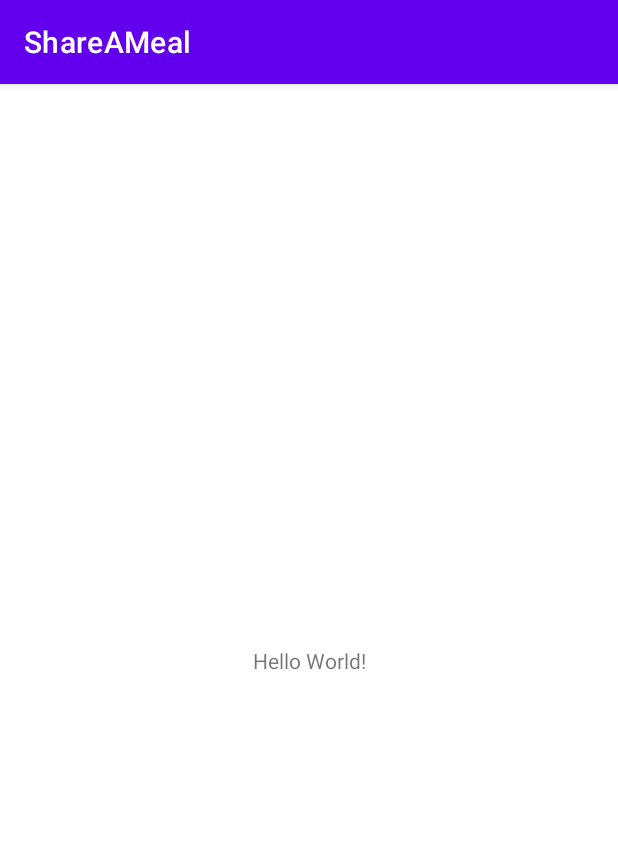
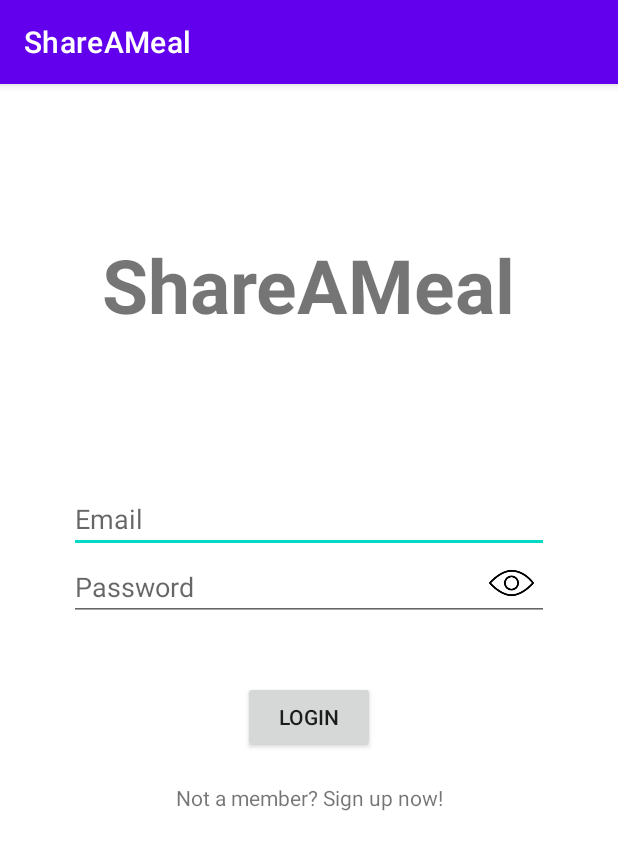
Before and after one commit to honganhcs/ShareAMeal, an Android app: the screen it shows after launch (MainActivity before the commit, LoginActivity after it), on a phone screen of 412 x 824 dp. Shown: the top 850 px of the screen. Run offline under Robolectric (Android 15) with nearby library versions, the phone set to English and light mode, and no system bars; our stand-ins replace Firebase (no records; nobody signed in at launch, a user with empty details on screens opened directly).

Commit message:
Implemented user authentication system (Login, Sign Up) - Mainly backend features

```diff
--- a/ShareAMeal/app/src/main/AndroidManifest.xml
+++ b/ShareAMeal/app/src/main/AndroidManifest.xml
@@ -11,6 +11,8 @@
         android:roundIcon="@mipmap/ic_launcher_round"
         android:supportsRtl="true"
         android:theme="@style/Theme.ShareAMeal">
+        <activity android:name=".SignupActivity"></activity>
+        <activity android:name=".LoginActivity" />
         <activity android:name=".MainActivity">
             <intent-filter>
                 <action android:name="android.intent.action.MAIN" />
--- /dev/null
+++ b/ShareAMeal/app/src/main/java/com/example/shareameal/LoginActivity.java
@@ -0,0 +1,103 @@
+package com.example.shareameal;
+
+import androidx.annotation.NonNull;
+import androidx.appcompat.app.AppCompatActivity;
+
+import android.content.Intent;
+import android.os.Bundle;
+import android.text.TextUtils;
+import android.text.method.PasswordTransformationMethod;
+import android.view.View;
+import android.widget.Button;
+import android.widget.EditText;
+import android.widget.ImageView;
+import android.widget.TextView;
+import android.widget.Toast;
+
+import com.google.android.gms.tasks.OnCompleteListener;
+import com.google.android.gms.tasks.Task;
+import com.google.firebase.auth.AuthResult;
+import com.google.firebase.auth.FirebaseAuth;
+
+public class LoginActivity extends AppCompatActivity {
+
+    private TextView mTextViewSignup;
+    private EditText mEditTextEmail;
+    private EditText mEditTextPw;
+    private Button mBtnLogin;
+    private ImageView mShowPassword;
+
+    private boolean isPasswordVisible;
+
+    private FirebaseAuth auth;
+
+    @Override
+    protected void onCreate(Bundle savedInstanceState) {
+        super.onCreate(savedInstanceState);
+        setContentView(R.layout.activity_login);
+
+        auth = FirebaseAuth.getInstance();
+
+        // Initialise widgets
+        mEditTextEmail = findViewById(R.id.emailEdt);
+        mEditTextPw = findViewById(R.id.passwordEdt);
+        mBtnLogin = findViewById(R.id.loginBtn);
+        mTextViewSignup = findViewById(R.id.signup);
+        mShowPassword = findViewById(R.id.changePwVisibility);
+
+        mTextViewSignup.setOnClickListener(new View.OnClickListener() {
+            @Override
+            public void onClick(View v) {
+                Intent intent = new Intent(LoginActivity.this, SignupActivity.class);
+                startActivity(intent);
+            }
+        });
+
+        mBtnLogin.setOnClickListener(new View.OnClickListener() {
+            @Override
+            public void onClick(View v) {
+                String email = mEditTextEmail.getText().toString().trim();
+                String password = mEditTextPw.getText().toString().trim();
+
+                // Check if email/password is empty
+                if (TextUtils.isEmpty(email)) {
+                    Toast.makeText(LoginActivity.this, "Enter Email Address", Toast.LENGTH_SHORT).show();
+                } else if (TextUtils.isEmpty(password)) {
+                    Toast.makeText(LoginActivity.this, "Enter Password", Toast.LENGTH_SHORT).show();
+                } else {
+                    // Authenticate user
+                    auth.signInWithEmailAndPassword(email, password)
+                            .addOnCompleteListener(LoginActivity.this, new OnCompleteListener<AuthResult>() {
+                                @Override
+                                public void onComplete(@NonNull Task<AuthResult> task) {
+                                    if (!task.isSuccessful()) {
+                                        Toast.makeText(LoginActivity.this, "Authentication Failed", Toast.LENGTH_SHORT).show();
+                                    } else {
+                                        // Signup successful, got to main activity
+                                        startActivity(new Intent(LoginActivity.this, MainActivity.class));
+                                        finish();
+                                    }
+                                }
+                            });
+                }
+            }
+        });
+
+        // To show/hide password field
+        isPasswordVisible = false;
+        mShowPassword.setOnClickListener(new View.OnClickListener() {
+            @Override
+            public void onClick(View v) {
+                if (isPasswordVisible) {
+                    mShowPassword.setImageResource(R.drawable.showpassword);
+                    mEditTextPw.setTransformationMethod(new PasswordTransformationMethod());
+                    isPasswordVisible = false;
+                } else {
+                    mShowPassword.setImageResource(R.drawable.hidepassword);
+                    mEditTextPw.setTransformationMethod(null);
+                    isPasswordVisible = true;
+                }
+            }
+        });
+    }
+}
--- a/ShareAMeal/app/src/main/java/com/example/shareameal/MainActivity.java
+++ b/ShareAMeal/app/src/main/java/com/example/shareameal/MainActivity.java
@@ -2,7 +2,12 @@ package com.example.shareameal;
 
 import androidx.appcompat.app.AppCompatActivity;
 
+import android.content.Intent;
 import android.os.Bundle;
+import android.view.Menu;
+import android.view.MenuItem;
+
+import com.google.firebase.auth.FirebaseAuth;
 
 public class MainActivity extends AppCompatActivity {
 
@@ -10,5 +15,37 @@ public class MainActivity extends AppCompatActivity {
     protected void onCreate(Bundle savedInstanceState) {
         super.onCreate(savedInstanceState);
         setContentView(R.layout.activity_main);
+
+        // Check if user is logged in
+        // If user is not logged in, direct user to login page
+        if (FirebaseAuth.getInstance().getCurrentUser() == null) {
+            Intent intent = new Intent(MainActivity.this, LoginActivity.class);
+            startActivity(intent);
+        }
     }
+
+    @Override
+    public boolean onCreateOptionsMenu(Menu menu) {
+        getMenuInflater().inflate(R.menu.menu_main, menu);
+        return super.onCreateOptionsMenu(menu);
+    }
+
+    @Override
+    public boolean onOptionsItemSelected(MenuItem item) {
+        switch (item.getItemId()) {
+            case R.id.logout:
+                userLogout();
+                return true;
+        }
+        return super.onOptionsItemSelected(item);
+    }
+
+    // Sign user out and return user to LoginActivity
+    private void userLogout() {
+        FirebaseAuth.getInstance().signOut();
+        Intent intent = new Intent(MainActivity.this, LoginActivity.class);
+        startActivity(intent);
+        finish();
+    }
+
 }
--- /dev/null
+++ b/ShareAMeal/app/src/main/res/layout/activity_login.xml
@@ -0,0 +1,77 @@
+<?xml version="1.0" encoding="utf-8"?>
+<androidx.constraintlayout.widget.ConstraintLayout xmlns:android="http://schemas.android.com/apk/res/android"
+    xmlns:app="http://schemas.android.com/apk/res-auto"
+    xmlns:tools="http://schemas.android.com/tools"
+    android:layout_width="match_parent"
+    android:layout_height="match_parent"
+    tools:context=".LoginActivity">
+
+    <TextView
+        android:id="@+id/headerTxt"
+        android:layout_width="wrap_content"
+        android:layout_height="wrap_content"
+        android:text="ShareAMeal"
+        app:layout_constraintEnd_toEndOf="parent"
+        app:layout_constraintStart_toStartOf="parent"
+        app:layout_constraintTop_toTopOf="parent"
+        android:layout_marginTop="100dp"
+        android:textStyle="bold"
+        android:textSize="50dp" />
+
+    <EditText
+        android:id="@+id/emailEdt"
+        android:layout_width="wrap_content"
+        android:layout_height="wrap_content"
+        android:ems="15"
+        android:hint="Email"
+        android:inputType="textEmailAddress"
+        app:layout_constraintEnd_toEndOf="parent"
+        app:layout_constraintStart_toStartOf="parent"
+        app:layout_constraintTop_toBottomOf="@+id/headerTxt"
+        android:layout_marginTop="100dp"/>
+
+    <EditText
+        android:id="@+id/passwordEdt"
+        android:layout_width="wrap_content"
+        android:layout_height="wrap_content"
+        android:ems="15"
+        android:hint="Password"
+        app:layout_constraintEnd_toEndOf="@+id/emailEdt"
+        app:layout_constraintStart_toStartOf="@+id/emailEdt"
+        app:layout_constraintTop_toBottomOf="@+id/emailEdt"
+        android:inputType="textPassword"
+        />
+
+    <ImageView
+        android:id="@+id/changePwVisibility"
+        android:layout_width="30dp"
+        android:layout_height="36dp"
+        android:src="@drawable/showpassword"
+        app:layout_constraintBottom_toBottomOf="@+id/passwordEdt"
+        app:layout_constraintEnd_toEndOf="@+id/passwordEdt"
+        app:layout_constraintTop_toBottomOf="@+id/emailEdt"
+        android:layout_marginBottom="5dp"
+        android:layout_marginRight="10dp"
+        />
+
+    <androidx.appcompat.widget.AppCompatButton
+        android:id="@+id/loginBtn"
+        android:layout_width="wrap_content"
+        android:layout_height="wrap_content"
+        android:text="LOGIN"
+        app:layout_constraintEnd_toEndOf="@+id/passwordEdt"
+        app:layout_constraintStart_toStartOf="@+id/passwordEdt"
+        app:layout_constraintTop_toBottomOf="@+id/passwordEdt"
+        android:layout_marginTop="40dp" />
+
+    <TextView
+        android:layout_width="wrap_content"
+        android:layout_height="wrap_content"
+        app:layout_constraintEnd_toEndOf="@+id/loginBtn"
+        app:layout_constraintStart_toStartOf="@+id/loginBtn"
+        app:layout_constraintTop_toBottomOf="@+id/loginBtn"
+        android:text="Not a member? Sign up now!"
+        android:layout_marginTop="20dp"
+        android:id="@+id/signup"/>
+
+</androidx.constraintlayout.widget.ConstraintLayout>
--- /dev/null
+++ b/ShareAMeal/app/src/main/res/menu/menu_main.xml
@@ -0,0 +1,10 @@
+<menu xmlns:android="http://schemas.android.com/apk/res/android"
+    xmlns:app="http://schemas.android.com/apk/res-auto">
+
+    <item
+        android:id="@+id/logout"
+        android:title="Log Out"
+        app:showAsAction="always"
+        />
+
+</menu>
```
Also changed, not shown: ShareAMeal/app/src/main/java/com/example/shareameal/SignupActivity.java (added, +95 -0 lines), ShareAMeal/app/src/main/res/layout/activity_signup.xml (added, +54 -0 lines), ShareAMeal/app/src/main/res/drawable/hidepassword.png (added), ShareAMeal/app/src/main/res/drawable/showpassword.png (added), 1 other file.
